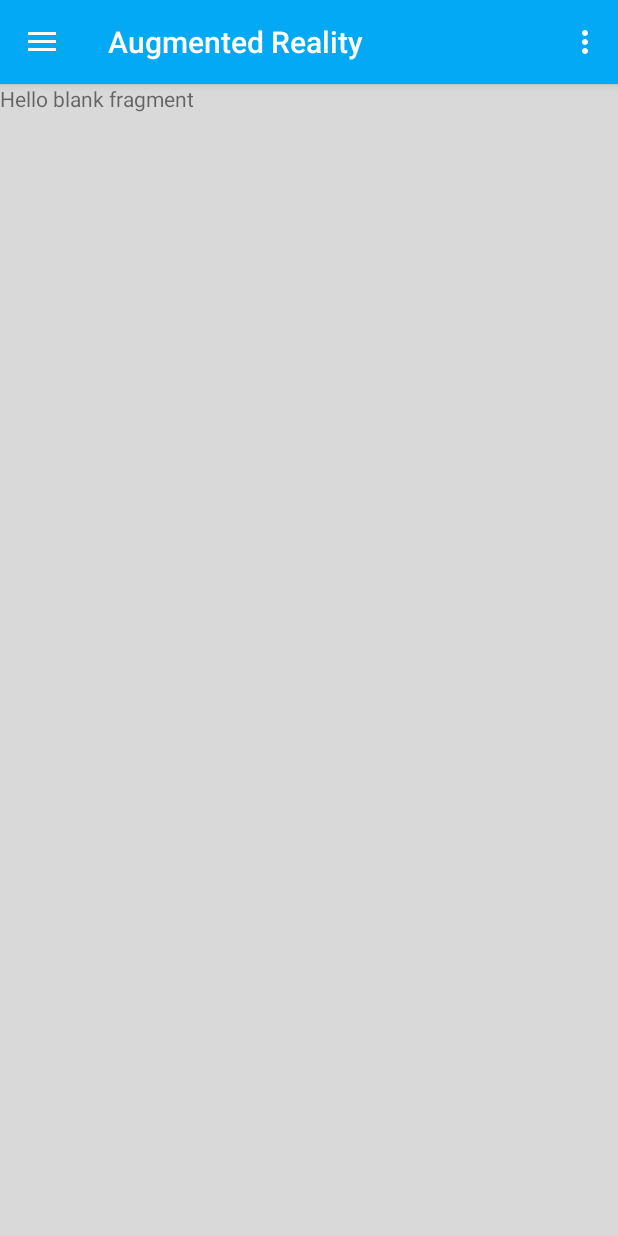
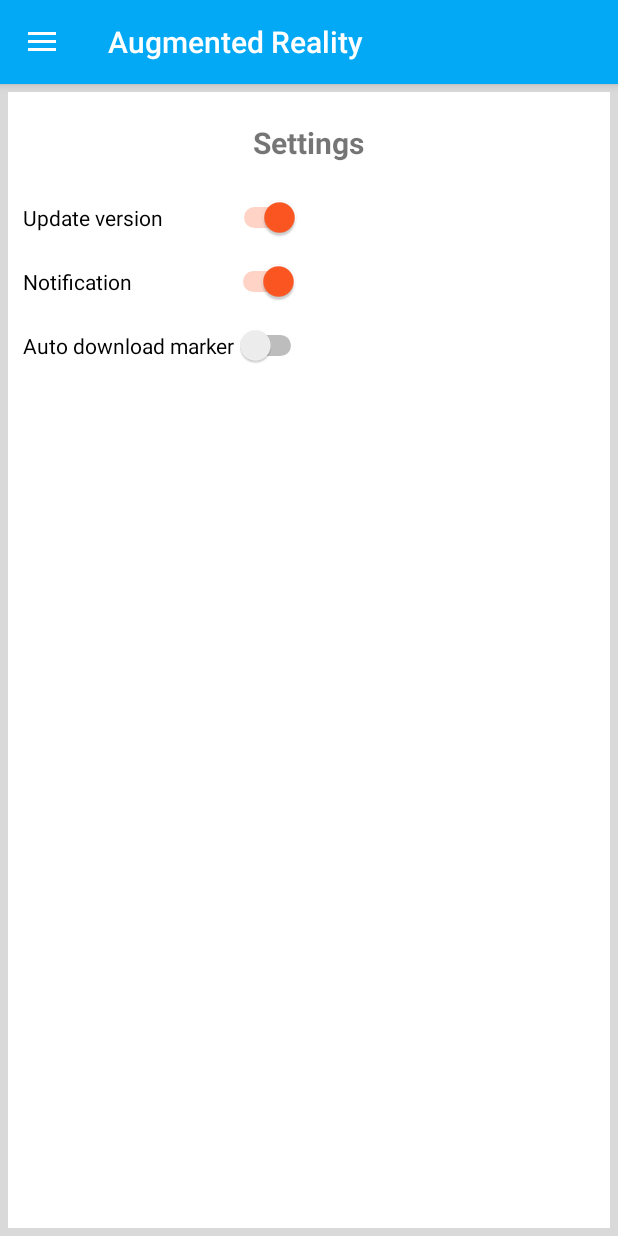
Before and after one commit to Avatarchik/AugmentedReality_Android, an Android app: the ArActivity screen opened directly, with no data from a screen before it, in the side drawer, after a tap on "Settings", on a phone screen of 412 x 824 dp. Run offline under Robolectric (Android 15) with nearby library versions, the phone set to English and light mode, and no system bars; our stand-ins replace Volley; libraries missing offline, so code that uses them is left out: com.getbase.floatingactionbutton, org.artoolkit.ar; network calls fail; 8 statements that could not run were skipped.

Commit message:
remove unnecessary

```diff
--- a/app/src/main/java/com/freedom/augmentedreality/fragments/MarkerDetailFragment.java
+++ b/app/src/main/java/com/freedom/augmentedreality/fragments/MarkerDetailFragment.java
@@ -77,7 +77,7 @@ public class MarkerDetailFragment extends Fragment {
 
         Button btn_download = (Button) view.findViewById(R.id.btn_download);
         txt_test = (TextView) view.findViewById(R.id.txt_test);
-        txt_test.setText(marker.getUsername());
+        txt_test.setText("");
 
         btn_download.setOnClickListener(new View.OnClickListener() {
             @Override
@@ -156,7 +156,7 @@ public class MarkerDetailFragment extends Fragment {
             Log.e("Exception", "File write failed: " + e.toString());
         }
 
-        txt_test.setText(text.toString());
+//        txt_test.setText(text.toString());
     }
 
     class DownloadFileFromURL extends AsyncTask<Void, Void, Void> {
--- a/app/src/main/res/layout/fragment_profile.xml
+++ b/app/src/main/res/layout/fragment_profile.xml
@@ -3,7 +3,7 @@
     android:layout_width="match_parent"
     android:layout_height="match_parent"
     android:background="#d9d9d9"
-    android:padding="10dp"
+    android:padding="5dp"
     tools:context="com.freedom.augmentedreality.fragments.ProfileFragment">
 
     <RelativeLayout
--- a/app/src/main/res/layout/fragment_settings.xml
+++ b/app/src/main/res/layout/fragment_settings.xml
@@ -3,12 +3,58 @@
     android:layout_width="match_parent"
     android:layout_height="match_parent"
     android:background="#d9d9d9"
+    android:padding="5dp"
     tools:context="com.freedom.augmentedreality.fragments.SettingsFragment">
 
-    <!-- TODO: Update blank fragment layout -->
-    <TextView
+    <RelativeLayout
+        android:orientation="vertical"
+        android:background="@drawable/list_row_bg"
+        android:padding="10dp"
         android:layout_width="match_parent"
-        android:layout_height="match_parent"
-        android:text="@string/hello_blank_fragment" />
+        android:layout_height="match_parent">
+
+        <Switch
+            android:layout_width="wrap_content"
+            android:layout_height="wrap_content"
+            android:text="Update version             "
+            android:id="@+id/switch1"
+            android:layout_alignParentTop="true"
+            android:layout_alignParentLeft="true"
+            android:layout_alignParentStart="true"
+            android:checked="true"
+            android:layout_marginTop="60dp" />
+
+        <Switch
+            android:layout_width="wrap_content"
+            android:layout_height="wrap_content"
+            android:text="Notification                   "
+            android:id="@+id/switch2"
+            android:layout_below="@+id/switch1"
+            android:checked="true"
+            android:layout_alignParentLeft="true"
+            android:layout_alignParentStart="true"
+            android:layout_marginTop="15dp" />
+
+        <Switch
+            android:layout_width="wrap_content"
+            android:layout_height="wrap_content"
+            android:text="Auto download marker"
+            android:id="@+id/switch3"
+            android:layout_below="@+id/switch2"
+            android:layout_alignParentLeft="true"
+            android:layout_alignParentStart="true"
+            android:layout_marginTop="15dp" />
+
+        <TextView
+            android:layout_width="wrap_content"
+            android:layout_height="wrap_content"
+            android:text="Settings"
+            android:id="@+id/textView2"
+            android:layout_alignParentTop="true"
+            android:layout_centerHorizontal="true"
+            android:layout_marginTop="10dp"
+            android:textSize="20sp"
+            android:textStyle="bold" />
+    </RelativeLayout>
 
 </FrameLayout>
```
Also changed, not shown: app/src/main/java/com/freedom/augmentedreality/ArActivity.java (+16 -5 lines), app/src/main/res/layout/fragment_marker_detail.xml (+4 -5 lines).
